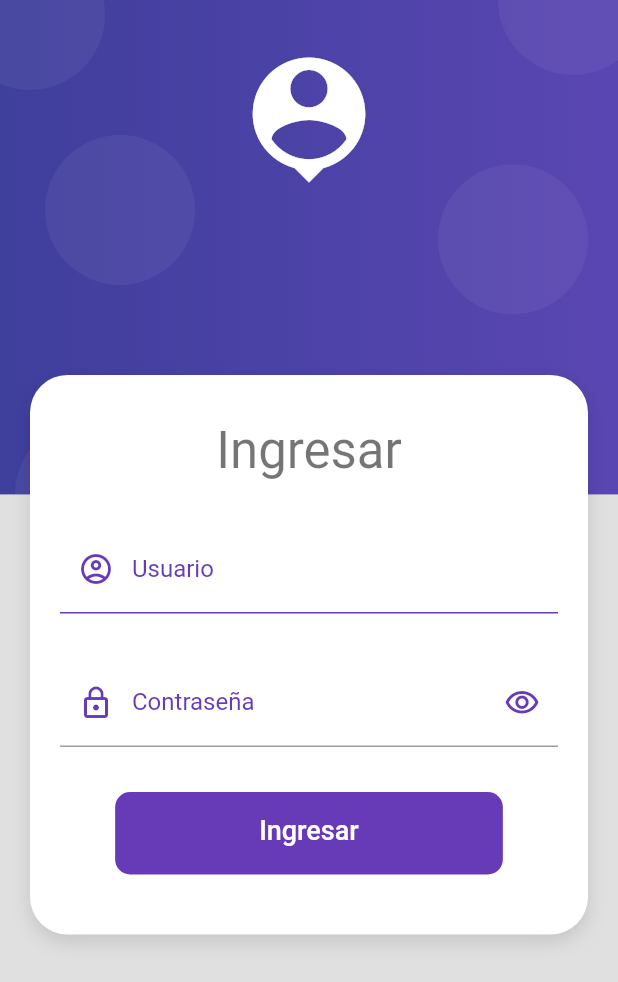
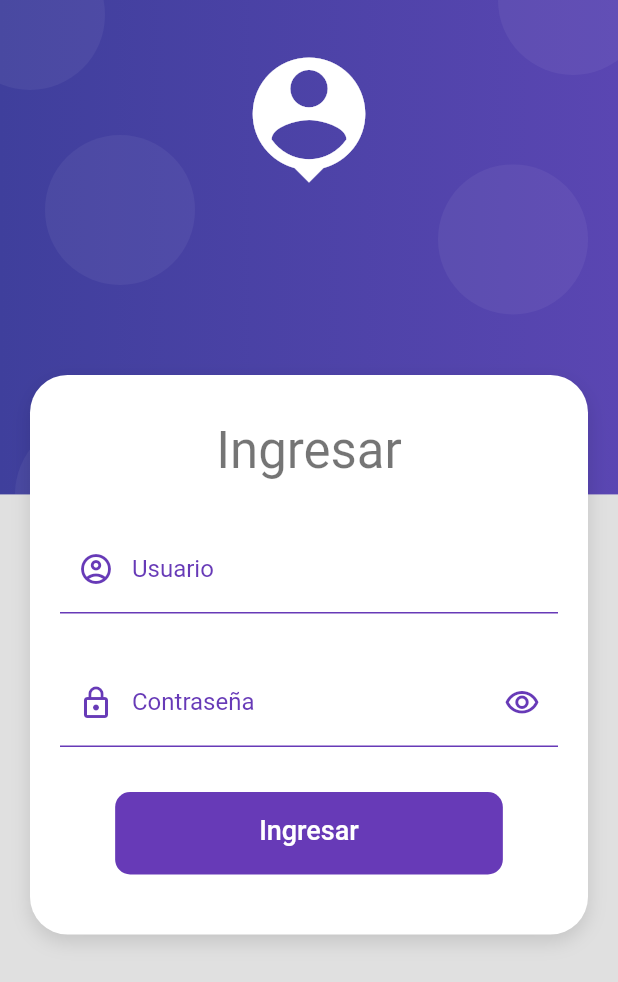
Before and after one commit to xavit/flutter_medical_crud, a Flutter app: the screen it shows after launch, on a phone screen of 412 x 824 dp. Shown: the top 982 px of the screen. Run offline on Flutter 3.47's test engine with Material 2 defaults, Android fonts, the phone set to English and light mode, and no system bars.

Commit message:
text border password

```diff
--- a/lib/screens/login_screen.dart
+++ b/lib/screens/login_screen.dart
@@ -83,6 +83,12 @@ class _LoginForm extends StatelessWidget {
           obscureText: loginForm.showPassword,
           keyboardType: TextInputType.emailAddress,
           decoration: InputDecoration(
+            enabledBorder: const UnderlineInputBorder(
+              borderSide: BorderSide(color: Colors.deepPurple),
+            ),
+            focusedBorder: const UnderlineInputBorder(
+              borderSide: BorderSide(color: Colors.deepPurple, width: 2),
+            ),
             hintText: '*********',
             labelText: 'Contraseña',
             labelStyle: const TextStyle(color: Colors.deepPurple),
@@ -90,10 +96,6 @@ class _LoginForm extends StatelessWidget {
               Icons.lock_outline,
               color: Colors.deepPurple,
             ),
-            // suffixIconConstraints: const BoxConstraints(
-            //   minWidth: 2,
-            //   minHeight: 2,
-            // ),
             suffixIcon: InkWell(
               child: Icon(
                 loginForm.isPasswordVisible
```
